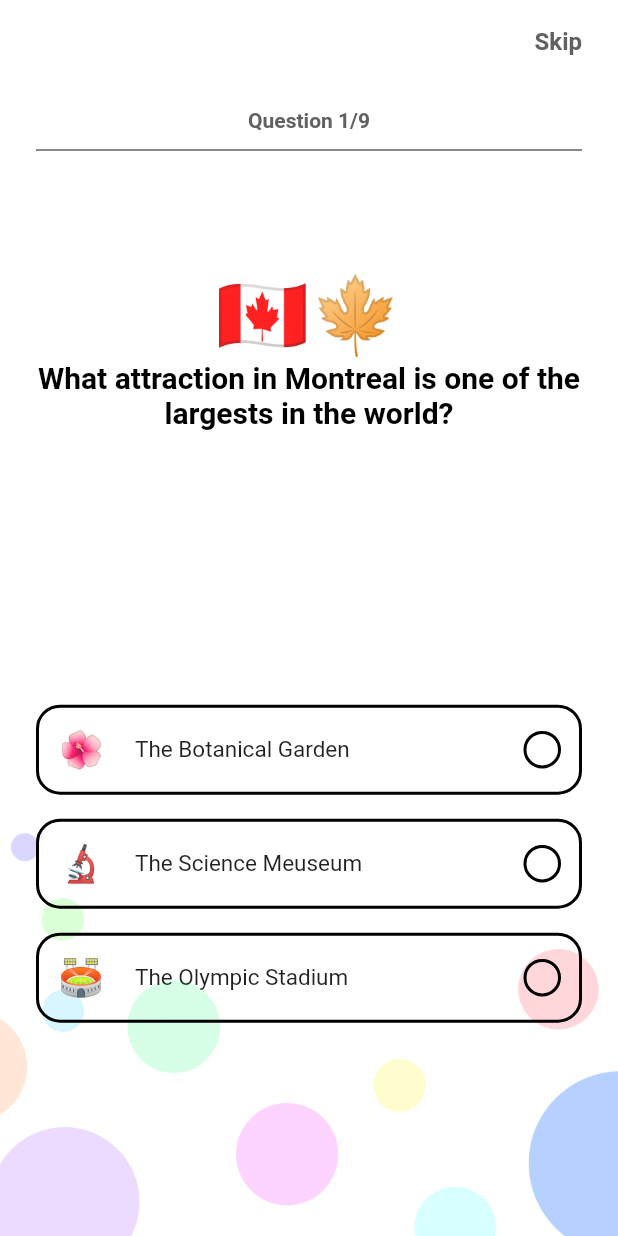
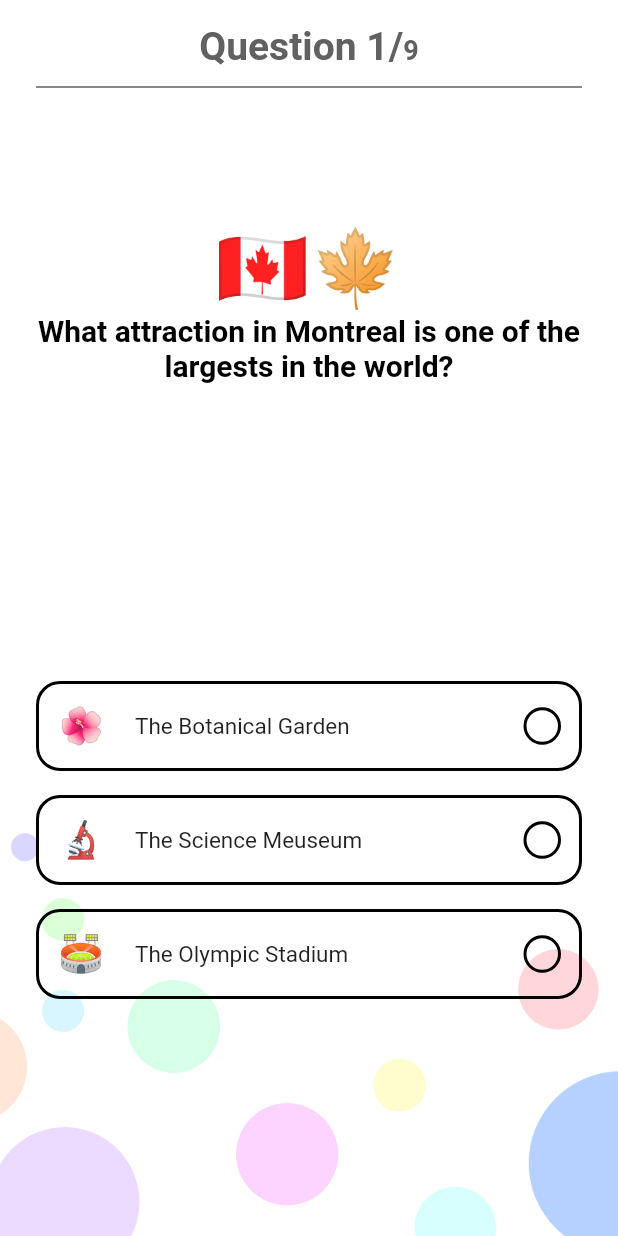
Before and after one commit to MisanEtchie/flutter_emoji_quiz_app, a Flutter app: the screen it shows after launch, after a tap on "Play", on a phone screen of 412 x 824 dp. Run offline on Flutter 3.47's test engine with Material 2 defaults, Android fonts, the phone set to English and light mode, and no system bars; our stand-ins replace font_awesome_flutter, get.

Commit message:
UI changes

```diff
--- a/lib/screens/quiz.dart
+++ b/lib/screens/quiz.dart
@@ -33,24 +33,7 @@ class _MyAppState extends State<MyApp> {
             ),
             Scaffold(
                 backgroundColor: Colors.transparent,
-                appBar: AppBar(
-                  backgroundColor: Colors.white,
-                  elevation: 0,
-                  actions: [
-                    TextButton(
-                        onPressed: () {},
-                        child: Padding(
-                          padding: const EdgeInsets.symmetric(horizontal: 16),
-                          child: Text(
-                            "Skip",
-                            style: TextStyle(
-                                fontSize: 16,
-                                fontWeight: FontWeight.bold,
-                                color: Colors.grey[700]),
-                          ),
-                        ))
-                  ],
-                ),
+
                 //backgroundColor: Colors.blueGrey[900],
                 body: SafeArea(
                     child: Column(
--- a/lib/widgets/quizbody.dart
+++ b/lib/widgets/quizbody.dart
@@ -170,12 +170,22 @@ class _QuizBodyState extends State<QuizBody> {
         padding: const EdgeInsets.symmetric(horizontal: 24),
         child: Column(
           children: [
-            Text(
-              "Question ${_questionIndex + 1}/${newquestions.length}",
-              style: TextStyle(
-                  fontSize: 14,
-                  fontWeight: FontWeight.bold,
-                  color: Colors.grey[700]),
+            RichText(
+              text: TextSpan(
+                style: TextStyle(
+                    fontSize: 18,
+                    fontWeight: FontWeight.bold,
+                    color: Colors.grey[700]),
+                children: [
+                  TextSpan(
+                    text: 'Question ${_questionIndex + 1}/',
+                    style: TextStyle(fontSize: 26),
+                  ),
+                  TextSpan(
+                    text: '${newquestions.length}',
+                  )
+                ],
+              ),
             ),
             SizedBox(height: 4),
             Divider(color: Colors.grey[700], thickness: 1),
```
